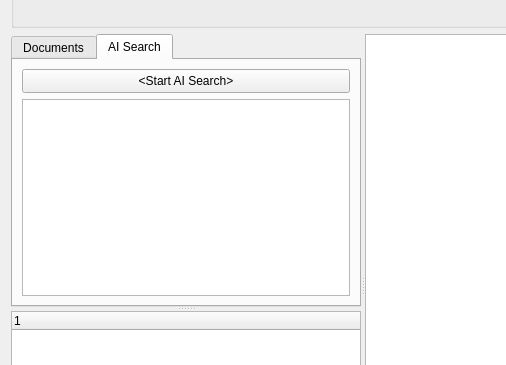
Qt form GUI_UIs/ui_dialog_code_text.ui (ccbogel/QualCoder) before a commit; both pictures show x 0 to 506 and y 149 to 514 of the 1054 by 695 pixel window.
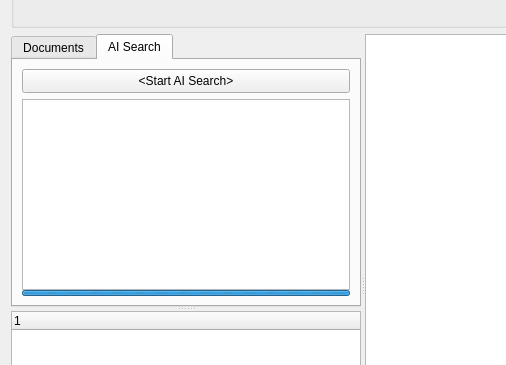
The same form after that commit. The open tabs and pages were chosen to show the change.

Patch:
```diff
--- a/GUI_UIs/ui_dialog_code_text.ui
+++ b/GUI_UIs/ui_dialog_code_text.ui
@@ -756,6 +756,9 @@
          <string>Use the AI to find data</string>
         </attribute>
         <layout class="QVBoxLayout" name="verticalLayout_3">
+         <property name="spacing">
+          <number>0</number>
+         </property>
          <item>
           <widget class="QPushButton" name="pushButton_ai_search">
            <property name="sizePolicy">
@@ -784,6 +787,19 @@
            </property>
           </widget>
          </item>
+         <item>
+          <spacer name="horizontalSpacer">
+           <property name="orientation">
+            <enum>Qt::Horizontal</enum>
+           </property>
+           <property name="sizeHint" stdset="0">
+            <size>
+             <width>12</width>
+             <height>6</height>
+            </size>
+           </property>
+          </spacer>
+         </item>
          <item>
           <widget class="QListWidget" name="listWidget_ai">
            <property name="minimumSize">
@@ -797,6 +813,40 @@
            </property>
           </widget>
          </item>
+         <item>
+          <widget class="QProgressBar" name="ai_progressBar">
+           <property name="enabled">
+            <bool>true</bool>
+           </property>
+           <property name="sizePolicy">
+            <sizepolicy hsizetype="Expanding" vsizetype="Minimum">
+             <horstretch>0</horstretch>
+             <verstretch>0</verstretch>
+            </sizepolicy>
+           </property>
+           <property name="minimumSize">
+            <size>
+             <width>0</width>
+             <height>6</height>
+            </size>
+           </property>
+           <property name="maximumSize">
+            <size>
+             <width>16777215</width>
+             <height>6</height>
+            </size>
+           </property>
+           <property name="maximum">
+            <number>0</number>
+           </property>
+           <property name="value">
+            <number>0</number>
+           </property>
+           <property name="textVisible">
+            <bool>false</bool>
+           </property>
+          </widget>
+         </item>
         </layout>
        </widget>
       </widget>
```
Left out of the diff: 2 changed lines with no effect on the pictures.
